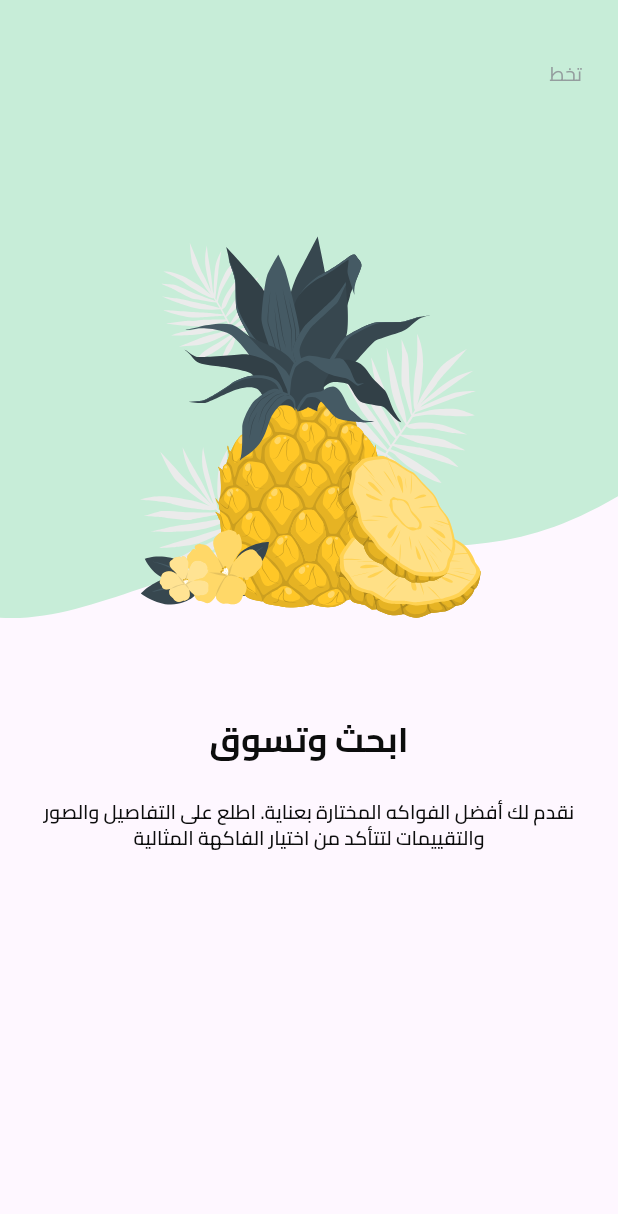
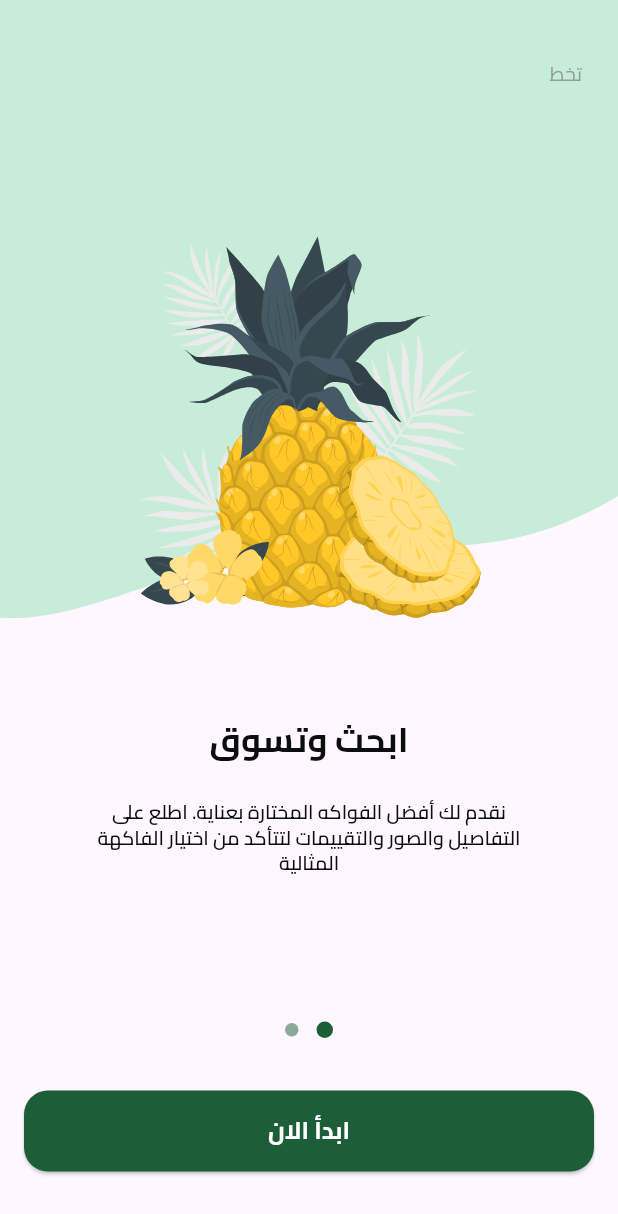
Before and after one commit to 3madhani/fruithub, a Flutter app: the screen it shows after launch, swiped to page 2, on a phone screen of 412 x 824 dp. Shown: the top 1214 px of the screen. Run offline on Flutter 3.47's test engine with Material 3 defaults, Android fonts, the phone set to English and light mode, and no system bars; drawn by our look-alikes of dots_indicator; our stand-ins replace flutter_svg.

Commit message:
feat: enhance onboarding view with dots indicator and custom button

```diff
--- /dev/null
+++ b/lib/core/common/custom_button.dart
@@ -0,0 +1,35 @@
+import 'package:flutter/material.dart';
+import 'package:fruithub/core/utils/app_colors.dart';
+
+class CustomButton extends StatelessWidget {
+  final String title;
+  final VoidCallback onPressed;
+  const CustomButton({super.key, required this.title, required this.onPressed});
+
+  @override
+  Widget build(BuildContext context) {
+    return SizedBox(
+      width: double.infinity,
+      height: 54,
+      child: ElevatedButton(
+        style: ButtonStyle(
+          elevation: const WidgetStatePropertyAll(1),
+          shape: WidgetStateProperty.all<RoundedRectangleBorder>(
+            RoundedRectangleBorder(borderRadius: BorderRadius.circular(16.0)),
+          ),
+          backgroundColor: WidgetStateProperty.all(AppColors.primaryColor),
+        ),
+        onPressed: onPressed,
+        child: Text(
+          title,
+          style: const TextStyle(
+            fontSize: 16,
+            color: Colors.white,
+            fontFamily: 'Cairo',
+            fontWeight: FontWeight.w700,
+          ),
+        ),
+      ),
+    );
+  }
+}
--- /dev/null
+++ b/lib/core/constants/app_sizes.dart
@@ -0,0 +1,3 @@
+class AppSizes {
+  static const horizontalPadding = 16.0;
+}
--- /dev/null
+++ b/lib/core/utils/app_colors.dart
@@ -0,0 +1,5 @@
+import 'package:flutter/material.dart';
+
+class AppColors {
+  static const Color primaryColor = Color(0xff1B5E37);
+}
--- a/lib/feature/onboarding/presentation/views/widgets/on_boarding_view_body.dart
+++ b/lib/feature/onboarding/presentation/views/widgets/on_boarding_view_body.dart
@@ -1,4 +1,8 @@
+import 'package:dots_indicator/dots_indicator.dart';
 import 'package:flutter/material.dart';
+import 'package:fruithub/core/common/custom_button.dart';
+import 'package:fruithub/core/constants/app_sizes.dart';
+import 'package:fruithub/core/utils/app_colors.dart';
 import 'package:fruithub/feature/onboarding/presentation/views/widgets/on_boarding_page_view.dart';
 
 class OnboardingViewBody extends StatelessWidget {
@@ -6,9 +10,31 @@ class OnboardingViewBody extends StatelessWidget {
 
   @override
   Widget build(BuildContext context) {
-    return const Column(
+    return Column(
       children: [
-        Expanded(child: OnBoardingPageView())
+        const Expanded(child: OnBoardingPageView()),
+        DotsIndicator(
+          dotsCount: 2,
+          decorator: DotsDecorator(
+            activeColor: AppColors.primaryColor,
+            activeSize: const Size(11, 11),
+            color: AppColors.primaryColor.withOpacity(0.5),
+            size: const Size(9, 9),
+          ),
+        ),
+        const SizedBox(height: 29),
+        Padding(
+          padding: const EdgeInsets.symmetric(
+            horizontal: AppSizes.horizontalPadding,
+          ),
+          child: CustomButton(
+            title: 'ابدأ الان',
+            onPressed: () {
+              // Navigate to the next screen
+            },
+          ),
+        ),
+        const SizedBox(height: 43),
       ],
     );
   }
--- a/lib/feature/onboarding/presentation/views/widgets/page_view_item.dart
+++ b/lib/feature/onboarding/presentation/views/widgets/page_view_item.dart
@@ -49,7 +49,7 @@ class PageViewItem extends StatelessWidget {
         title,
         const SizedBox(height: 24),
         Padding(
-          padding: const EdgeInsets.symmetric(horizontal: 16),
+          padding: const EdgeInsets.symmetric(horizontal: 50),
           child: Text(
             subTitle,
             textAlign: TextAlign.center,
--- a/pubspec.yaml
+++ b/pubspec.yaml
@@ -7,9 +7,10 @@ environment:
   sdk: ^3.7.2
 
 dependencies:
+  dots_indicator: ^4.0.1
+  flutter:
+    sdk: flutter
   flutter_localizations:
-    sdk: flutter
-  flutter:
     sdk: flutter
   flutter_svg: ^2.1.0
 
```
Also changed, not shown: pubspec.lock.
